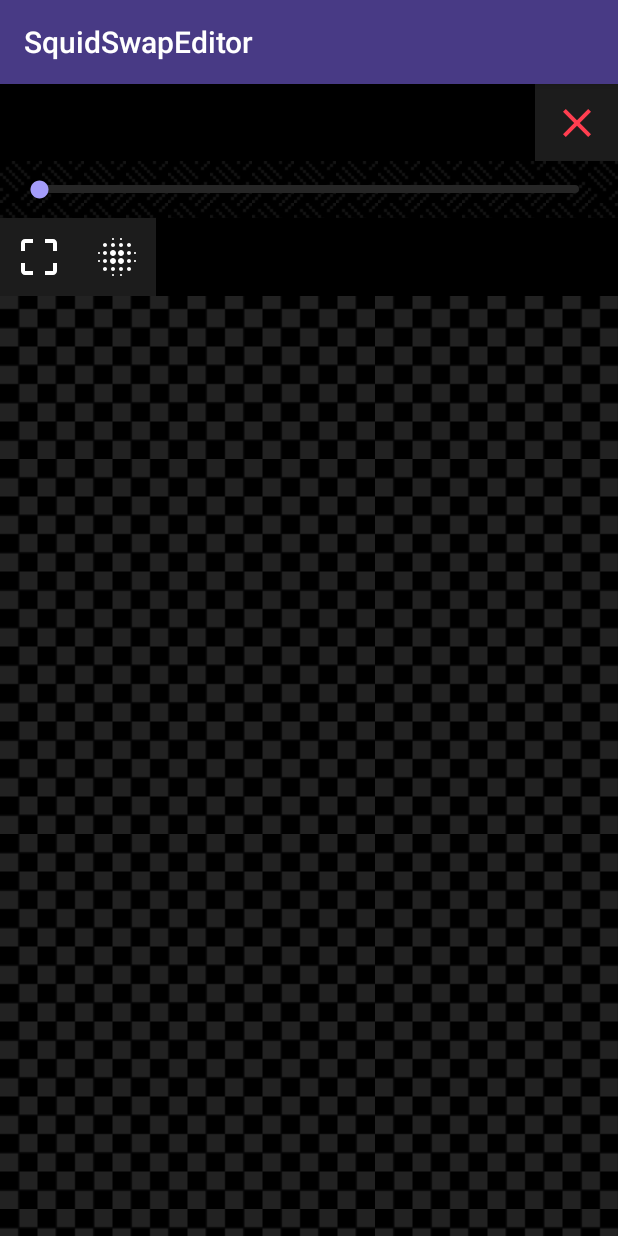
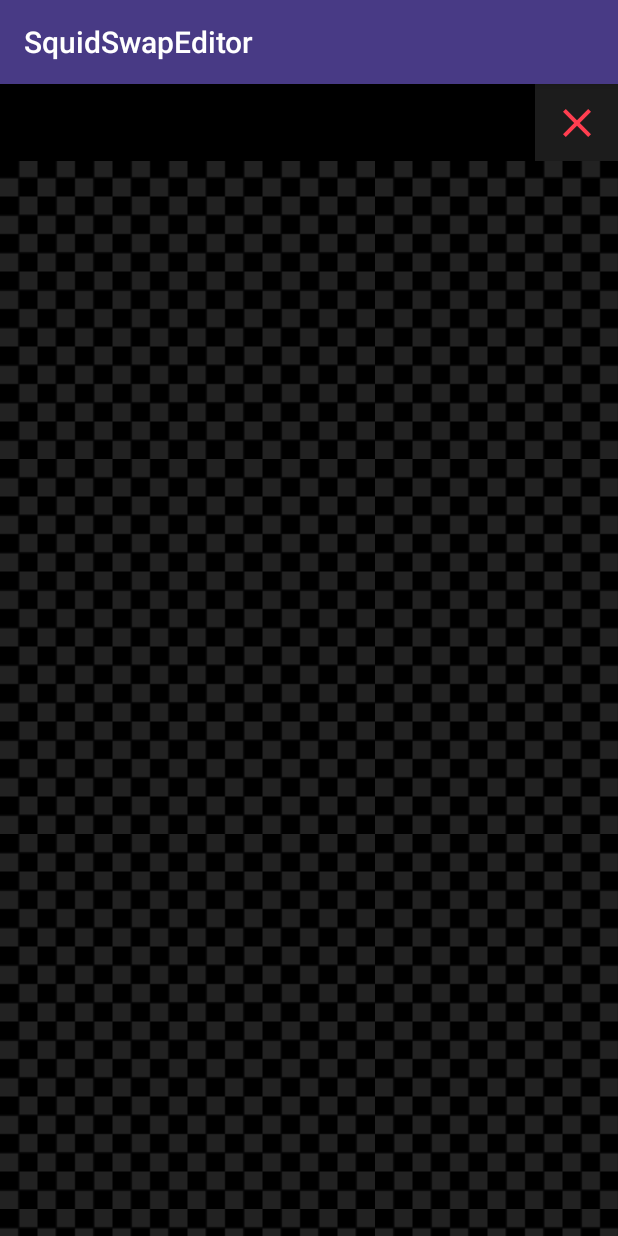
Before and after one commit to Maxx730/squidswap, an Android app: the SquidSwapEditor screen opened directly, with no data from a screen before it, on a phone screen of 412 x 824 dp. Run offline under Robolectric (Android 15) with nearby library versions, the phone set to English and light mode, and no system bars; 3 statements that could not run were skipped.

Commit message:
optimizations and features

```diff
--- a/app/src/main/java/com/kinghorn/app/squidfaceswap/SquidBitmapData.java
+++ b/app/src/main/java/com/kinghorn/app/squidfaceswap/SquidBitmapData.java
@@ -23,6 +23,7 @@
     //
     public boolean is_scaled = false;
     public boolean is_fade = true;
+    public boolean can_move = true;
 
     //The actual bitmap data for the image.
     public Bitmap bit,undo_bit;
--- a/app/src/main/java/com/kinghorn/app/squidfaceswap/SquidEditorUi.java
+++ b/app/src/main/java/com/kinghorn/app/squidfaceswap/SquidEditorUi.java
@@ -23,9 +23,9 @@
     private static Context c;
 
     //UI Elements that we will be using below here.
-    public ImageButton crop_veri,crop_canc,close_editor,zoom_in,zoom_out,placement_suc,placement_can,final_crop_suc,final_crop_can,toggle_fade;
+    public ImageButton crop_veri,crop_canc,close_editor,zoom_in,zoom_out,placement_suc,placement_can,final_crop_suc,final_crop_can,toggle_fade,resize_btn;
     public TextView hint_text,zoom_am;
-    public LinearLayout crop_btns,plac_btns,fade_layout,final_crop,sav_img;
+    public LinearLayout crop_btns,plac_btns,fade_layout,final_crop,sav_img,layer_tools;
     public SeekBar fade_seek;
     public ToggleButton layer_toggle;
 
@@ -46,6 +46,7 @@
         fade_layout = (LinearLayout) mainview.findViewById(R.id.fading_slider);
         final_crop = (LinearLayout) mainview.findViewById(R.id.final_crop_btns);
         sav_img = (LinearLayout) mainview.findViewById(R.id.save_image_btn);
+        layer_tools = (LinearLayout) mainview.findViewById(R.id.layer_tools);
 
         //Grab the crop buttons and set the click events.
         crop_veri = (ImageButton) mainview.findViewById(R.id.acc_button);
@@ -56,6 +57,7 @@
         final_crop_suc = (ImageButton) mainview.findViewById(R.id.final_crop_suc);
         final_crop_can = (ImageButton) mainview.findViewById(R.id.final_crop_can);
         toggle_fade = (ImageButton) mainview.findViewById(R.id.layer_edge_fade);
+        resize_btn = (ImageButton) mainview.findViewById(R.id.layer_resize);
 
         fade_seek = (SeekBar) mainview.findViewById(R.id.fading_seeker);
 
@@ -123,9 +125,17 @@
                 }else{
                     //Toggle the focus onto the background image.
                     mov.set_foc(bas.get_foc());
-                    fade_layout.setVisibility(View.INVISIBLE);
+                    fade_layout.setVisibility(View.GONE);
                     mov.invalidate();
                 }
+            }
+        });
+
+        //Turns on the resizing tool which will disable moving the image for the focused layer.
+        resize_btn.setOnClickListener(new View.OnClickListener() {
+            @Override
+            public void onClick(View view) {
+
             }
         });
 
@@ -164,8 +174,10 @@
             public void onClick(View view) {
                 if(can.get_foc().is_fade){
                     can.get_foc().is_fade = false;
+                    fade_layout.setVisibility(View.GONE);
                 }else{
                     can.get_foc().is_fade = true;
+                    fade_layout.setVisibility(View.VISIBLE);
                 }
 
                 can.invalidate();
--- a/app/src/main/java/com/kinghorn/app/squidfaceswap/SquidMovementHandler.java
+++ b/app/src/main/java/com/kinghorn/app/squidfaceswap/SquidMovementHandler.java
@@ -37,7 +37,10 @@
     protected void onDraw(Canvas canvas) {
         super.onDraw(canvas);
 
-        draw_movement_indicator(canvas);
+        if(dat.can_move){
+            draw_movement_indicator(canvas);
+        }
+
         invalidate();
     }
 
--- a/app/src/main/java/com/kinghorn/app/squidfaceswap/SquidSwapEditor.java
+++ b/app/src/main/java/com/kinghorn/app/squidfaceswap/SquidSwapEditor.java
@@ -40,6 +40,7 @@
                 mov.setVisibility(View.VISIBLE);
                 edit.toggle_plac_btn_display(View.VISIBLE);
                 edit.toggle_seek_display(View.VISIBLE);
+                edit.layer_tools.setVisibility(View.VISIBLE);
 
                 edit.toggle_crop_btn_display(View.GONE);
 
--- a/app/src/main/res/layout/activity_squid_swap_editor.xml
+++ b/app/src/main/res/layout/activity_squid_swap_editor.xml
@@ -99,7 +99,8 @@
             android:layout_height="wrap_content"
             android:background="@drawable/simple_dashed"
             android:orientation="vertical"
-            android:padding="10dp">
+            android:padding="10dp"
+            android:visibility="gone">
 
             <SeekBar
                 android:id="@+id/seekBar"
@@ -113,7 +114,8 @@
             android:layout_width="match_parent"
             android:layout_height="wrap_content"
             android:background="@android:color/background_dark"
-            android:orientation="horizontal">
+            android:orientation="horizontal"
+            android:visibility="gone">
 
             <ImageButton
                 android:id="@+id/layer_resize"
```
Also changed, not shown: app/src/main/java/com/kinghorn/app/squidfaceswap/SquidCanvas.java (+5 -5 lines).
